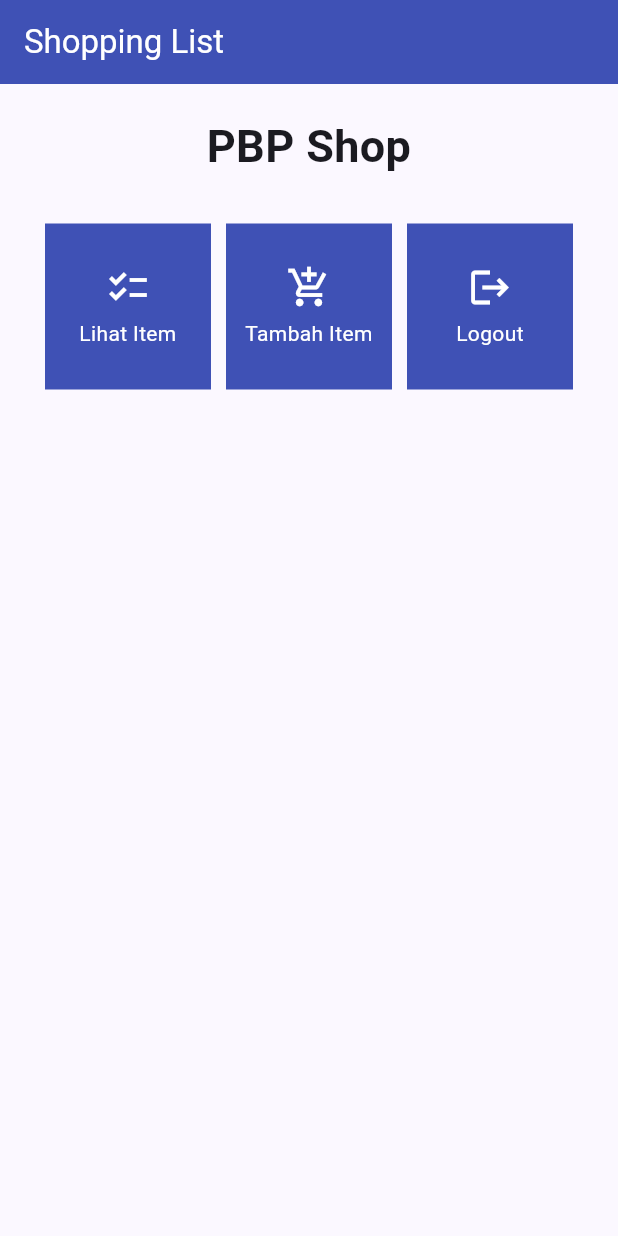
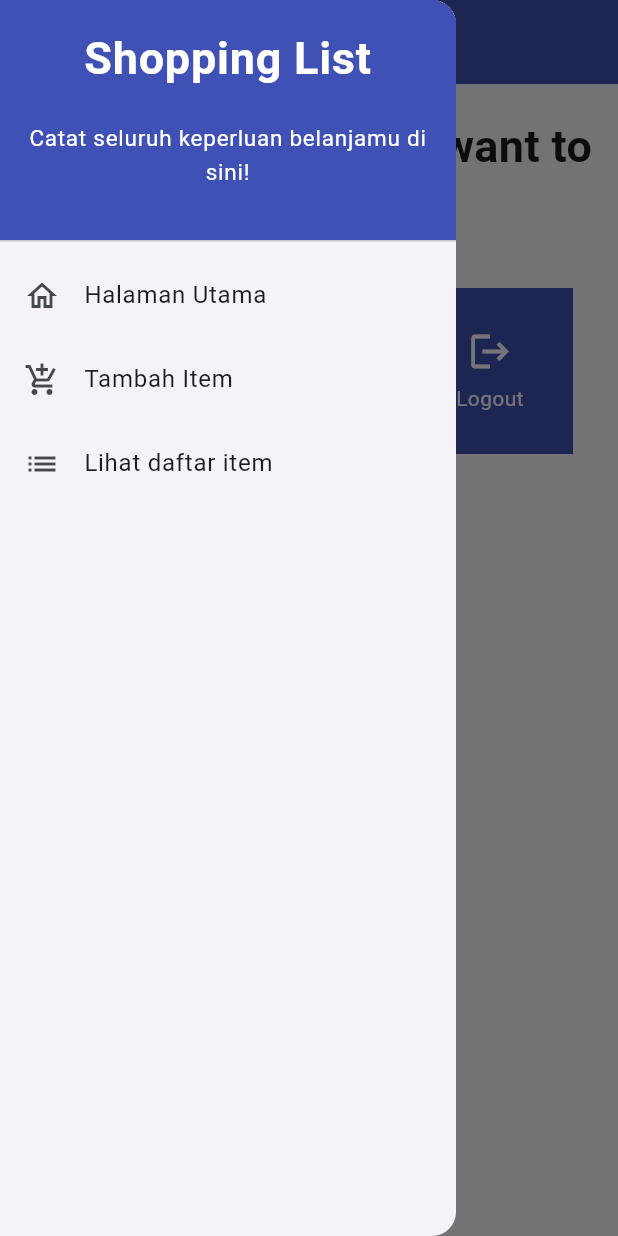
Before and after one commit to adindanurdzykra/instock-mobile, a Flutter app: the screen it shows after launch, with the side drawer open (before the commit the screen has no drawer), on a phone screen of 412 x 824 dp. Run offline on Flutter 3.47's test engine with Material 2 defaults, Android fonts, the light colour scheme and no system bars.

Commit message:
submit tugas 8

```diff
--- a/lib/main.dart
+++ b/lib/main.dart
@@ -1,5 +1,5 @@
 import 'package:flutter/material.dart';
-import 'package:instock/menu.dart';
+import 'package:instock/screens/menu.dart';
 
 void main() {
   runApp(const MyApp());
@@ -12,7 +12,7 @@ class MyApp extends StatelessWidget {
   @override
   Widget build(BuildContext context) {
     return MaterialApp(
-      title: 'InStock App',
+      title: 'Flutter Demo',
       theme: ThemeData(
         // This is the theme of your application.
         //
--- a/lib/menu.dart
+++ /dev/null
@@ -1,123 +0,0 @@
-import 'package:flutter/material.dart';
-
-class MyHomePage extends StatelessWidget {
-  MyHomePage({Key? key}) : super(key: key);
-
-  // This widget is the home page of your application. It is stateful, meaning
-  // that it has a State object (defined below) that contains fields that affect
-  // how it looks.
-
-  final List<ShopItem> items = [
-    ShopItem("Lihat Item", Icons.checklist),
-    ShopItem("Tambah Item", Icons.add_shopping_cart),
-    ShopItem("Logout", Icons.logout),
-  ];
-
-  @override
-  Widget build(BuildContext context) {
-    // This method is rerun every time setState is called, for instance as done
-    // by the _incrementCounter method above.
-    //
-    // The Flutter framework has been optimized to make rerunning build methods
-    // fast, so that you can just rebuild anything that needs updating rather
-    // than having to individually change instances of widgets.
-    return Scaffold(
-      appBar: AppBar(
-        title: const Text(
-          'Shopping List',
-        ),
-        backgroundColor: Colors.indigo,
-        foregroundColor: Colors.white,
-      ),
-      body: SingleChildScrollView(
-        // Widget wrapper yang dapat discroll
-        child: Padding(
-          padding: const EdgeInsets.all(10.0), // Set padding dari halaman
-          child: Column(
-            // Widget untuk menampilkan children secara vertikal
-            children: <Widget>[
-              const Padding(
-                padding: EdgeInsets.only(top: 10.0, bottom: 10.0),
-                // Widget Text untuk menampilkan tulisan dengan alignment center dan style yang sesuai
-                child: Text(
-                  'PBP Shop', // Text yang menandakan toko
-                  textAlign: TextAlign.center,
-                  style: TextStyle(
-                    fontSize: 30,
-                    fontWeight: FontWeight.bold,
-                  ),
-                ),
-              ),
-              // Grid layout
-              GridView.count(
-                // Container pada card kita.
-                primary: true,
-                padding: const EdgeInsets.all(20),
-                crossAxisSpacing: 10,
-                mainAxisSpacing: 10,
-                crossAxisCount: 3,
-                shrinkWrap: true,
-                children: items.map((ShopItem item) {
-                  // Iterasi untuk setiap item
-                  return ShopCard(item);
-                }).toList(),
-              ),
-            ],
-          ),
-        ),
-      ),
-    );
-  }
-}
-
-class ShopItem {
-  final String name;
-  final IconData icon;
-
-  ShopItem(this.name, this.icon);
-}
-
-class ShopCard extends StatelessWidget {
-  final ShopItem item;
-
-  const ShopCard(this.item, {super.key}); // Constructor
-
-  @override
-  Widget build(BuildContext context) {
-    return Material(
-      color: Colors.indigo,
-      child: InkWell(
-        // Area responsive terhadap sentuhan
-        onTap: () {
-          // Memunculkan SnackBar ketika diklik
-          ScaffoldMessenger.of(context)
-            ..hideCurrentSnackBar()
-            ..showSnackBar(SnackBar(
-                content: Text("Kamu telah menekan tombol ${item.name}!")));
-        },
-        child: Container(
-          // Container untuk menyimpan Icon dan Text
-          padding: const EdgeInsets.all(8),
-          child: Center(
-            child: Column(
-              mainAxisAlignment: MainAxisAlignment.center,
-              children: [
-                Icon(
-                  item.icon,
-                  color: Colors.white,
-                  size: 30.0,
-                ),
-                const Padding(padding: EdgeInsets.all(3)),
-                Text(
-                  item.name,
-                  textAlign: TextAlign.center,
-                  style: const TextStyle(color: Colors.white),
-                ),
-              ],
-            ),
-          ),
-        ),
-      ),
-    );
-  }
-}
--- /dev/null
+++ b/lib/model/models.dart
@@ -0,0 +1,28 @@
+import 'dart:convert';
+
+Item itemFromJson(String str) => Item.fromJson(json.decode(str));
+String itemToJson(Item data) => json.encode(data.toJson());
+
+class Item {
+  Item({
+    required this.nama,
+    required this.jumlah,
+    required this.deskripsi,
+  });
+
+  String nama;
+  int jumlah;
+  String deskripsi;
+
+  factory Item.fromJson(Map<String, dynamic> json) => Item(
+        nama: json["nama"],
+        jumlah: json["jumlah"],
+        deskripsi: json["deskripsi"],
+      );
+
+  Map<String, dynamic> toJson() => {
+        "nama": nama,
+        "jumlah": jumlah,
+        "deskripsi": deskripsi,
+      };
+}
--- /dev/null
+++ b/lib/screens/list_item.dart
@@ -0,0 +1,41 @@
+import 'package:instock/model/models.dart';
+import 'package:flutter/material.dart';
+import 'package:instock/widgets/left_drawer.dart';
+
+class ListItemPage extends StatelessWidget {
+  final List<Item> itemList;
+
+  const ListItemPage({Key? key, required this.itemList}) : super(key: key);
+
+  @override
+  Widget build(BuildContext context) {
+    return Scaffold(
+      appBar: AppBar(
+        title: const Center(
+          child: Text(
+            'List Item Terdaftar',
+          ),
+        ),
+        backgroundColor: Colors.indigo,
+        foregroundColor: Colors.white,
+      ),
+      drawer: const LeftDrawer(),
+      body: SingleChildScrollView(
+        child: DataTable(
+          columns: const [
+            DataColumn(label: Text('Name')),
+            DataColumn(label: Text('Amount')),
+            DataColumn(label: Text('Description')),
+          ],
+          rows: itemList.map((item) {
+            return DataRow(cells: [
+              DataCell(Text(item.nama)),
+              DataCell(Text(item.jumlah.toString())),
+              DataCell(Text(item.deskripsi)),
+            ]);
+          }).toList(),
+        ),
+      ),
+    );
+  }
+}
--- /dev/null
+++ b/lib/screens/menu.dart
@@ -0,0 +1,64 @@
+import 'package:flutter/material.dart';
+import 'package:instock/widgets/left_drawer.dart';
+import 'package:instock/widgets/shop_cart.dart';
+
+class MyHomePage extends StatelessWidget {
+  MyHomePage({Key? key}) : super(key: key);
+
+  final List<ShopItem> items = [
+    ShopItem("Lihat Item", Icons.checklist),
+    ShopItem("Tambah Item", Icons.add_shopping_cart),
+    ShopItem("Logout", Icons.logout),
+  ];
+
+  @override
+  Widget build(BuildContext context) {
+    return Scaffold(
+      appBar: AppBar(
+        title: const Text(
+          'InStock App',
+        ),
+        backgroundColor: Colors.indigo,
+        foregroundColor: Colors.white,
+      ),
+      drawer: const LeftDrawer(),
+      body: SingleChildScrollView(
+        // Widget wrapper yang dapat discroll
+        child: Padding(
+          padding: const EdgeInsets.all(10.0), // Set padding dari halaman
+          child: Column(
+            // Widget untuk menampilkan children secara vertikal
+            children: <Widget>[
+              const Padding(
+                padding: EdgeInsets.only(top: 10.0, bottom: 10.0),
+                // Widget Text untuk menampilkan tulisan dengan alignment center dan style yang sesuai
+                child: Text(
+                  'Welcome, What you want to do today?', // Text yang menandakan toko
+                  textAlign: TextAlign.center,
+                  style: TextStyle(
+                    fontSize: 30,
+                    fontWeight: FontWeight.bold,
+                  ),
+                ),
+              ),
+              // Grid layout
+              GridView.count(
+                // Container pada card kita.
+                primary: true,
+                padding: const EdgeInsets.all(20),
+                crossAxisSpacing: 10,
+                mainAxisSpacing: 10,
+                crossAxisCount: 3,
+                shrinkWrap: true,
+                children: items.map((ShopItem item) {
+                  // Iterasi untuk setiap item
+                  return ShopCard(item);
+                }).toList(),
+              ),
+            ],
+          ),
+        ),
+      ),
+    );
+  }
+}
--- /dev/null
+++ b/lib/widgets/left_drawer.dart
@@ -0,0 +1,83 @@
+import 'package:flutter/material.dart';
+import 'package:instock/screens/menu.dart';
+import 'package:instock/screens/shoplist_form.dart';
+import 'package:instock/screens/list_item.dart';
+
+class LeftDrawer extends StatelessWidget {
+  const LeftDrawer({super.key});
+
+  @override
+  Widget build(BuildContext context) {
+    return Drawer(
+      child: ListView(
+        children: [
+          const DrawerHeader(
+            decoration: BoxDecoration(
+              color: Colors.indigo,
+            ),
+            child: Column(
+              children: [
+                Text(
+                  'Shopping List',
+                  textAlign: TextAlign.center,
+                  style: TextStyle(
+                    fontSize: 30,
+                    fontWeight: FontWeight.bold,
+                    color: Colors.white,
+                  ),
+                ),
+                Padding(padding: EdgeInsets.all(10)),
+                Text(
+                  "Catat seluruh keperluan belanjamu di sini!",
+                  textAlign: TextAlign.center,
+                  style: TextStyle(
+                    fontSize: 15,
+                    color: Colors.white,
+                  ),
+                ),
+              ],
+            ),
+          ),
+          ListTile(
+            leading: const Icon(Icons.home_outlined),
+            title: const Text('Halaman Utama'),
+            // Bagian redirection ke MyHomePage
+            onTap: () {
+              Navigator.pushReplacement(
+                  context,
+                  MaterialPageRoute(
+                    builder: (context) => MyHomePage(),
+                  ));
+            },
+          ),
+          ListTile(
+            leading: const Icon(Icons.add_shopping_cart),
+            title: const Text('Tambah Item'),
+            // Bagian redirection ke ShopFormPage
+            onTap: () {
+              Navigator.pushReplacement(
+                  context,
+                  MaterialPageRoute(
+                    builder: (context) => ShopFormPage(),
+                  ));
+            },
+          ),
+          ListTile(
+            leading: const Icon(
+              Icons.list,
+            ),
+            title: const Text('Lihat daftar item'),
+            onTap: () {
+              // Route menu ke halaman to do
+              Navigator.pushReplacement(
+                  context,
+                  MaterialPageRoute(
+                    builder: (context) => ListItemPage(itemList: itemList),
+                  ));
+            },
+          ),
+        ],
+      ),
+    );
+  }
+}
--- /dev/null
+++ b/lib/widgets/shop_cart.dart
@@ -0,0 +1,66 @@
+import 'package:flutter/material.dart';
+import 'package:instock/screens/shoplist_form.dart';
+import 'package:instock/screens/list_item.dart';
+
+class ShopItem {
+  final String name;
+  final IconData icon;
+
+  ShopItem(this.name, this.icon);
+}
+
+class ShopCard extends StatelessWidget {
+  final ShopItem item;
+
+  const ShopCard(this.item, {super.key}); // Constructor
+
+  @override
+  Widget build(BuildContext context) {
+    return Material(
+      color: Colors.indigo,
+      child: InkWell(
+        // Area responsive terhadap sentuhan
+        // Area responsif terhadap sentuhan
+        onTap: () {
+          // Memunculkan SnackBar ketika diklik
+          ScaffoldMessenger.of(context)
+            ..hideCurrentSnackBar()
+            ..showSnackBar(SnackBar(
+                content: Text("Kamu telah menekan tombol ${item.name}!")));
+
+          // Navigate ke route yang sesuai (tergantung jenis tombol)
+          if (item.name == "Tambah Item") {
+            Navigator.push(context,
+                MaterialPageRoute(builder: (context) => const ShopFormPage()));
+          }
+          if (item.name == "Lihat Item") {
+            Navigator.push(context,
+                MaterialPageRoute(builder: (context) => ListItemPage(itemList: itemList)));
+          }
+        },
+        child: Container(
+          // Container untuk menyimpan Icon dan Text
+          padding: const EdgeInsets.all(8),
+          child: Center(
+            child: Column(
+              mainAxisAlignment: MainAxisAlignment.center,
+              children: [
+                Icon(
+                  item.icon,
+                  color: Colors.white,
+                  size: 30.0,
+                ),
+                const Padding(padding: EdgeInsets.all(3)),
+                Text(
+                  item.name,
+                  textAlign: TextAlign.center,
+                  style: const TextStyle(color: Colors.white),
+                ),
+              ],
+            ),
+          ),
+        ),
+      ),
+    );
+  }
+}
```
Also changed, not shown: lib/screens/shoplist_form.dart (added, +165 -0 lines), 1 other file.
